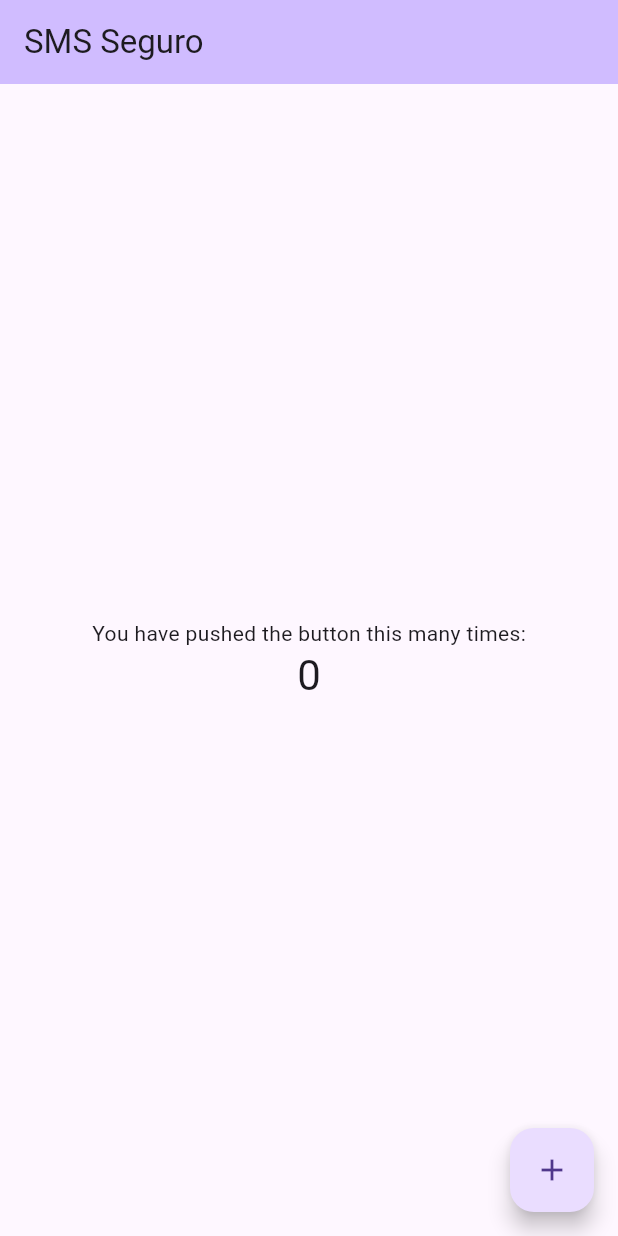
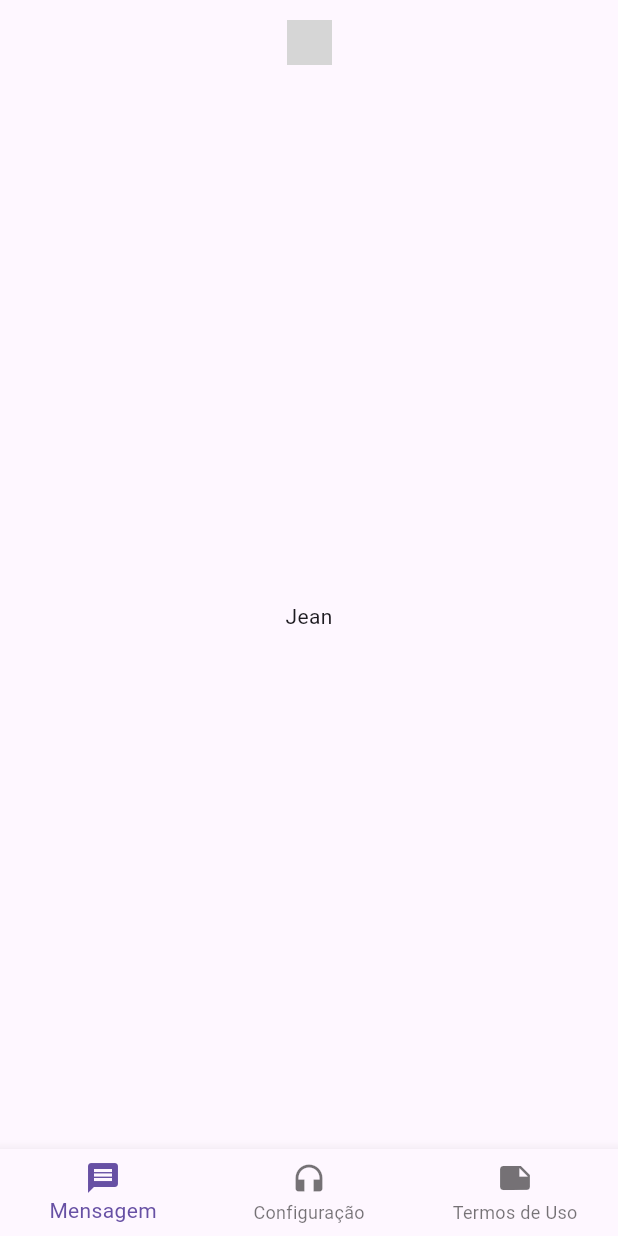
Before and after one commit to cassiab13/AEP-6, a Flutter app: the screen it shows after launch, on a phone screen of 412 x 824 dp. Run offline on Flutter 3.47's test engine with Material 3 defaults, Android fonts, the phone set to English and light mode, and no system bars; grey boxes are pictures that could not be loaded.

Commit message:
feat: criando navegação entre telas (#3)
Co-authored-by: JS-Develope <jeanaparecido21@gmail.com>

```diff
--- /dev/null
+++ b/aplicativo/gerenciador_mensagens/lib/pages/config/config.dart
@@ -0,0 +1,14 @@
+
+import 'package:flutter/material.dart';
+
+class Config extends StatelessWidget {
+  const Config({super.key});
+
+  @override
+  Widget build(BuildContext context) {
+    return Scaffold(
+      appBar: AppBar(title: const Text('Configuração')),
+      body: const Center(child: Text('Configuração')),
+    );
+  }
+}
--- a/aplicativo/gerenciador_mensagens/lib/pages/home/home.dart
+++ b/aplicativo/gerenciador_mensagens/lib/pages/home/home.dart
@@ -1,48 +1,57 @@
 import 'package:flutter/material.dart';
+import 'package:gerenciador_mensagens/routes/app_routes.dart';
 
 class Home extends StatefulWidget {
-  const Home({super.key, required this.title});
-
-  final String title;
+  const Home({super.key});
 
   @override
   State<Home> createState() => _HomeState();
 }
 
 class _HomeState extends State<Home> {
-  int _counter = 0;
+  int _selectedIndex = 0;
 
-  void _incrementCounter() {
+  void _onItemTapped(int index) {
     setState(() {
-      _counter++;
+      _selectedIndex = index;
     });
+
+    Navigator.push(
+      context,
+      MaterialPageRoute(
+        builder: AppRoutes.getWidget(_selectedIndex)
+      )
+    );
   }
 
   @override
   Widget build(BuildContext context) {
     return Scaffold(
       appBar: AppBar(
-        backgroundColor: Theme.of(context).colorScheme.inversePrimary,
-        title: Text(widget.title),
+        title: Image.asset(
+          'images/logo/logo_02.png',
+          height: 30,
+        ),
+        centerTitle: true,
       ),
-      body: Center(
-        child: Column(
-          mainAxisAlignment: MainAxisAlignment.center,
-          children: <Widget>[
-            const Text(
-              'You have pushed the button this many times:',
-            ),
-            Text(
-              '$_counter',
-              style: Theme.of(context).textTheme.headlineMedium,
-            ),
-          ],
-        ),
-      ),
-      floatingActionButton: FloatingActionButton(
-        onPressed: _incrementCounter,
-        tooltip: 'Increment',
-        child: const Icon(Icons.add),
+      body: const Center(child: Text("Jean"),),
+      bottomNavigationBar: BottomNavigationBar(
+				currentIndex: _selectedIndex,
+        onTap: _onItemTapped,
+        items: const [
+          BottomNavigationBarItem(
+              icon: Icon(Icons.message),
+              label: "Mensagem"
+          ),
+          BottomNavigationBarItem(
+              icon: Icon(Icons.headphones),
+              label: "Configuração"
+          ),
+          BottomNavigationBarItem(
+            icon: Icon(Icons.note),
+            label: "Termos de Uso"
+          ),
+        ],
       ),
     );
   }
--- /dev/null
+++ b/aplicativo/gerenciador_mensagens/lib/pages/message/message.dart
@@ -0,0 +1,13 @@
+import 'package:flutter/material.dart';
+
+class Message extends StatelessWidget {
+  const Message({super.key});
+
+  @override
+  Widget build(BuildContext context) {
+    return Scaffold(
+      appBar: AppBar(title: const Text('Mensagem')),
+      body: const Center(child: Text('Mensagem')),
+    );
+  }
+}
--- a/aplicativo/gerenciador_mensagens/lib/pages/splash-screen/splash_screen.dart
+++ b/aplicativo/gerenciador_mensagens/lib/pages/splash-screen/splash_screen.dart
@@ -17,7 +17,7 @@ class SplashScreenState extends State<SplashScreen> {
     super.initState();
     Timer(const Duration(seconds: 3), () {
       Navigator.of(context).pushReplacement(
-        MaterialPageRoute(builder: (_) => const Home(title: "SMS Seguro",)),
+        MaterialPageRoute(builder: (_) => const Home()),
       );
     });
   }
--- /dev/null
+++ b/aplicativo/gerenciador_mensagens/lib/routes/app_routes.dart
@@ -0,0 +1,18 @@
+
+import 'package:flutter/material.dart';
+import 'package:gerenciador_mensagens/pages/config/config.dart';
+import 'package:gerenciador_mensagens/pages/message/message.dart';
+import 'package:gerenciador_mensagens/pages/terms/terms.dart';
+
+class AppRoutes {
+
+  static Map<int, WidgetBuilder> routeByIndex = {
+    0: (context) => const Message(),
+    1: (context) => const Config(),
+    2: (context) => const Terms(),
+  };
+
+  static WidgetBuilder getWidget(int number) {
+    return routeByIndex[number]!;
+  }
+}
```
Also changed, not shown: aplicativo/gerenciador_mensagens/lib/pages/terms/terms.dart (added, +13 -0 lines), aplicativo/gerenciador_mensagens/lib/pages/message/message_form.dart (deleted), aplicativo/gerenciador_mensagens/lib/pages/message/message_list.dart (deleted).
